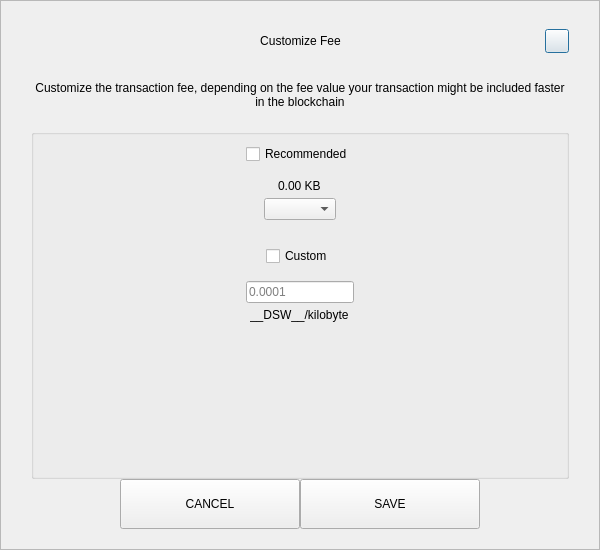
Qt form src/qt/pivx/forms/sendcustomfeedialog.ui (decenomy/DSW) before a commit.
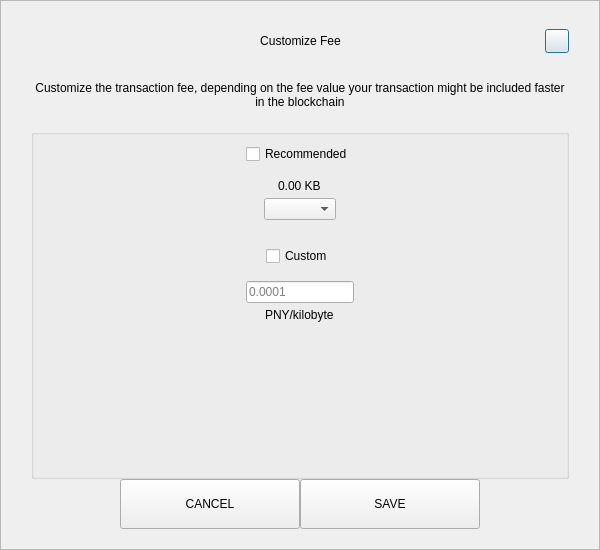
The same form after that commit.

```diff
--- a/src/qt/pivx/forms/sendcustomfeedialog.ui
+++ b/src/qt/pivx/forms/sendcustomfeedialog.ui
@@ -287,7 +287,7 @@
            <item alignment="Qt::AlignHCenter">
             <widget class="QLabel" name="labelCustomFee">
              <property name="text">
-              <string>__DSW__/kilobyte</string>
+              <string>PNY/kilobyte</string>
              </property>
             </widget>
            </item>
```
